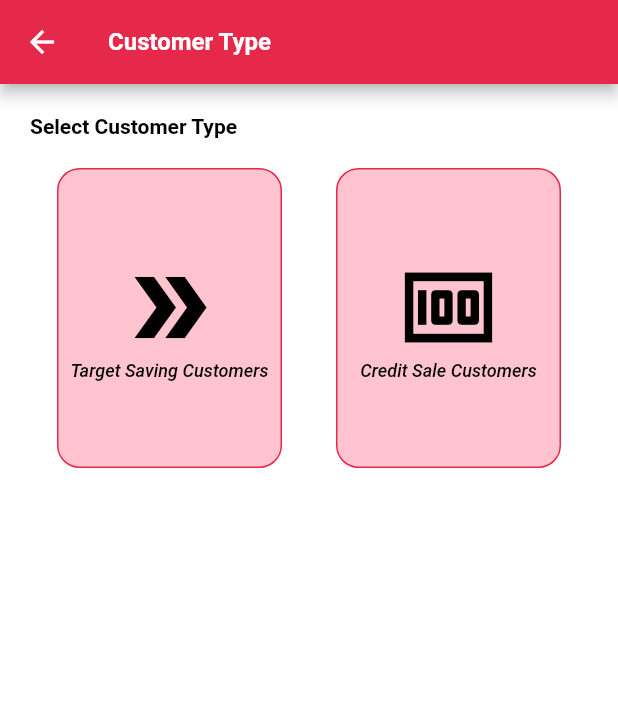
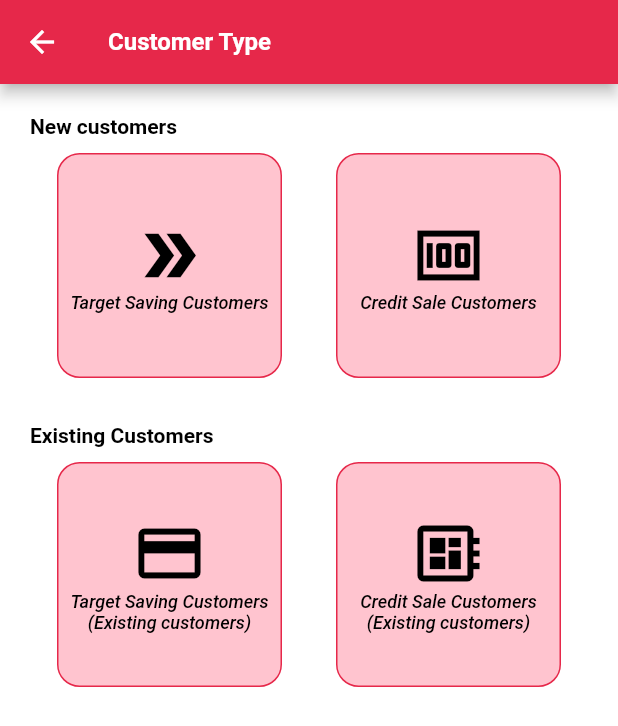
Before and after one commit to maniecodes/market-survey, a Flutter app: the CustomerTypePage screen opened by its route, on a phone screen of 412 x 824 dp. Shown: the top 726 px of the screen. Run offline on Flutter 3.47's test engine with Material 2 defaults, Android fonts, the phone set to English and light mode, and no system bars; our stand-ins replace awesome_notifications, cloud_firestore, connectivity, date_time_picker, email_validator, firebase_auth and 9 more; missing offline and left inert: date_time_format; accounts and stored records are empty; Roboto replaces fonts that are missing (Hind).

Commit message:
feat(existing-customers): existing customer form

```diff
--- a/lib/models/survey.dart
+++ b/lib/models/survey.dart
@@ -24,6 +24,7 @@ class SurveyModel {
   String? paymentPlan;
   String? salesAgent;
   String? responserLocation;
+  double? amount;
   String? customerImageUrl;
   String? customerImageName;
   String? customerIDImageUrl;
@@ -54,6 +55,7 @@ class SurveyModel {
       this.paymentPlan,
       this.salesAgent,
       this.responserLocation,
+      this.amount,
       this.customerImageUrl,
       this.customerIDImageName,
       this.customerIDImageUrl,
@@ -76,6 +78,7 @@ class SurveyModel {
         documentSnapshot['alternativeContactRelationship'];
     paymentPlan = documentSnapshot['paymentPlan'];
     responserLocation = documentSnapshot['responserLocation'];
+    amount = documentSnapshot['amount'];
     createdAt = documentSnapshot['createdAt'];
 
     if (documentSnapshot['customerType'] == 'Borrowing') {
--- a/lib/routes/appPages.dart
+++ b/lib/routes/appPages.dart
@@ -6,6 +6,8 @@ import 'package:survey/ui/auth/register.dart';
 import 'package:survey/ui/borrowingCustomer.dart';
 import 'package:survey/ui/customerType.dart';
 import 'package:survey/ui/dashboard.dart';
+import 'package:survey/ui/extSaleCustomer.dart';
+import 'package:survey/ui/extSavingCustomer.dart';
 import 'package:survey/ui/savingCustomer.dart';
 import 'package:survey/ui/surveyDetail.dart';
 
@@ -43,6 +45,15 @@ class AppPages {
     GetPage(
       name: Routes.VIEW_SURVERY,
       page: () => SurveyDetail(),
-    )
+    ),
+    GetPage(
+      name: Routes.EXT_BORROWING_CUSTOMER,
+      page: () => ExtSaleCustomerPage(),
+      binding: BorrowingBinding(),
+    ),
+    GetPage(
+        name: Routes.EXT_SAVING_CUSTOMER,
+        page: () => ExtSavingCustomerPage(),
+        binding: SavingBinding())
   ];
 }
--- a/lib/routes/appRoutes.dart
+++ b/lib/routes/appRoutes.dart
@@ -9,4 +9,6 @@ abstract class Routes {
   static const CUSTOMER_TYPE = "/customer-type";
   static const SAVING_CUSTOMER = "/saving-customer";
   static const BORROWING_CUSTOMER = "/borrowing-customer";
+  static const EXT_SAVING_CUSTOMER = "/ext-saving-customer";
+  static const EXT_BORROWING_CUSTOMER = "/ext-borrowing-customer";
 }
--- a/lib/service/borrowingService.dart
+++ b/lib/service/borrowingService.dart
@@ -11,6 +11,7 @@ class BorrowingService {
         "id": Uuid().generateV4(),
         "uid": data.uid,
         "cardNo": data.cardNo,
+        "amount": data.amount,
         "customerType": data.customerType,
         "surname": data.surname,
         "otherNames": data.otherNames,
--- a/lib/service/dashboardService.dart
+++ b/lib/service/dashboardService.dart
@@ -1,5 +1,3 @@
-import 'dart:convert';
-
 import 'package:cloud_firestore/cloud_firestore.dart';
 import 'package:survey/models/models.dart';
 
--- a/lib/service/savingService.dart
+++ b/lib/service/savingService.dart
@@ -11,6 +11,7 @@ class SavingService {
         "id": Uuid().generateV4(),
         "uid": data.uid,
         "cardNo": data.cardNo,
+        "amount": data.amount,
         "customerType": data.customerType,
         "surname": data.surname,
         "otherNames": data.otherNames,
--- a/lib/ui/customerType.dart
+++ b/lib/ui/customerType.dart
@@ -24,19 +24,20 @@ class CustomerTypePage extends StatelessWidget {
             crossAxisAlignment: CrossAxisAlignment.start,
             children: [
               Text(
-                'Select Customer Type',
+                'New customers',
                 style: Theme.of(context).textTheme.bodyText1,
               ),
               SizedBox(
-                height: 20,
+                height: 10,
               ),
               Row(
+                crossAxisAlignment: CrossAxisAlignment.start,
                 mainAxisAlignment: MainAxisAlignment.spaceAround,
                 children: [
                   GestureDetector(
                     onTap: () => Get.toNamed(Routes.BORROWING_CUSTOMER),
                     child: Container(
-                      height: 200,
+                      height: 150,
                       width: 150,
                       decoration: BoxDecoration(
                         color: HexColor('#ffc4cf'),
@@ -51,7 +52,7 @@ class CustomerTypePage extends StatelessWidget {
                         children: [
                           Icon(
                             Icons.double_arrow,
-                            size: 70,
+                            size: 50,
                             color: Colors.black,
                           ),
                           Text(
@@ -65,7 +66,7 @@ class CustomerTypePage extends StatelessWidget {
                   GestureDetector(
                     onTap: () => Get.toNamed(Routes.SAVING_CUSTOMER),
                     child: Container(
-                      height: 200,
+                      height: 150,
                       width: 150,
                       decoration: BoxDecoration(
                         color: HexColor('#ffc4cf'),
@@ -80,7 +81,7 @@ class CustomerTypePage extends StatelessWidget {
                         children: [
                           Icon(
                             Icons.money,
-                            size: 70,
+                            size: 50,
                             color: Colors.black,
                           ),
                           Text(
@@ -92,7 +93,88 @@ class CustomerTypePage extends StatelessWidget {
                     ),
                   ),
                 ],
-              )
+              ),
+              SizedBox(
+                height: 30,
+              ),
+              Text(
+                'Existing Customers',
+                style: Theme.of(context).textTheme.bodyText1,
+              ),
+              SizedBox(
+                height: 10,
+              ),
+              Row(
+                mainAxisAlignment: MainAxisAlignment.spaceAround,
+                children: [
+                  GestureDetector(
+                    onTap: () => Get.toNamed(Routes.EXT_SAVING_CUSTOMER),
+                    child: Container(
+                      height: 150,
+                      width: 150,
+                      decoration: BoxDecoration(
+                        color: HexColor('#ffc4cf'),
+                        border: Border.all(
+                          color: Theme.of(context).primaryColor,
+                          width: 1,
+                        ),
+                        borderRadius: BorderRadius.circular(15),
+                      ),
+                      child: Column(
+                        mainAxisAlignment: MainAxisAlignment.center,
+                        children: [
+                          Icon(
+                            Icons.credit_card,
+                            size: 50,
+                            color: Colors.black,
+                          ),
+                          Text(
+                            'Target Saving Customers',
+                            style: Theme.of(context).textTheme.headline6,
+                          ),
+                          Text(
+                            '(Existing customers)',
+                            style: Theme.of(context).textTheme.headline6,
+                          ),
+                        ],
+                      ),
+                    ),
+                  ),
+                  GestureDetector(
+                    onTap: () => Get.toNamed(Routes.EXT_BORROWING_CUSTOMER),
+                    child: Container(
+                      height: 150,
+                      width: 150,
+                      decoration: BoxDecoration(
+                        color: HexColor('#ffc4cf'),
+                        border: Border.all(
+                          color: Theme.of(context).primaryColor,
+                          width: 1,
+                        ),
+                        borderRadius: BorderRadius.circular(15),
+                      ),
+                      child: Column(
+                        mainAxisAlignment: MainAxisAlignment.center,
+                        children: [
+                          Icon(
+                            Icons.developer_board_outlined,
+                            size: 50,
+                            color: Colors.black,
+                          ),
+                          Text(
+                            'Credit Sale Customers',
+                            style: Theme.of(context).textTheme.headline6,
+                          ),
+                          Text(
+                            '(Existing customers)',
+                            style: Theme.of(context).textTheme.headline6,
+                          ),
+                        ],
+                      ),
+                    ),
+                  ),
+                ],
+              ),
             ],
           ),
         ),
```
Also changed, not shown: lib/controllers/borrowingController.dart (+84 -68 lines), lib/controllers/savingController.dart (+78 -13 lines), lib/ui/extSaleCustomer.dart (added, +82 -0 lines), lib/ui/extSavingCustomer.dart (added, +82 -0 lines), lib/ui/surveyDetail.dart (+41 -41 lines).
